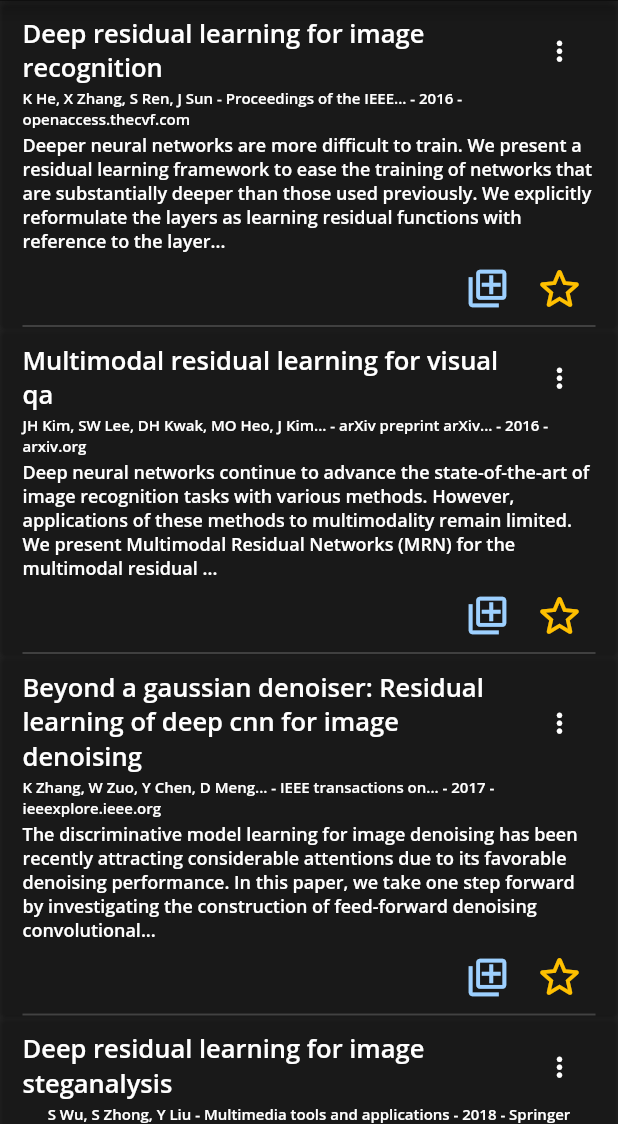
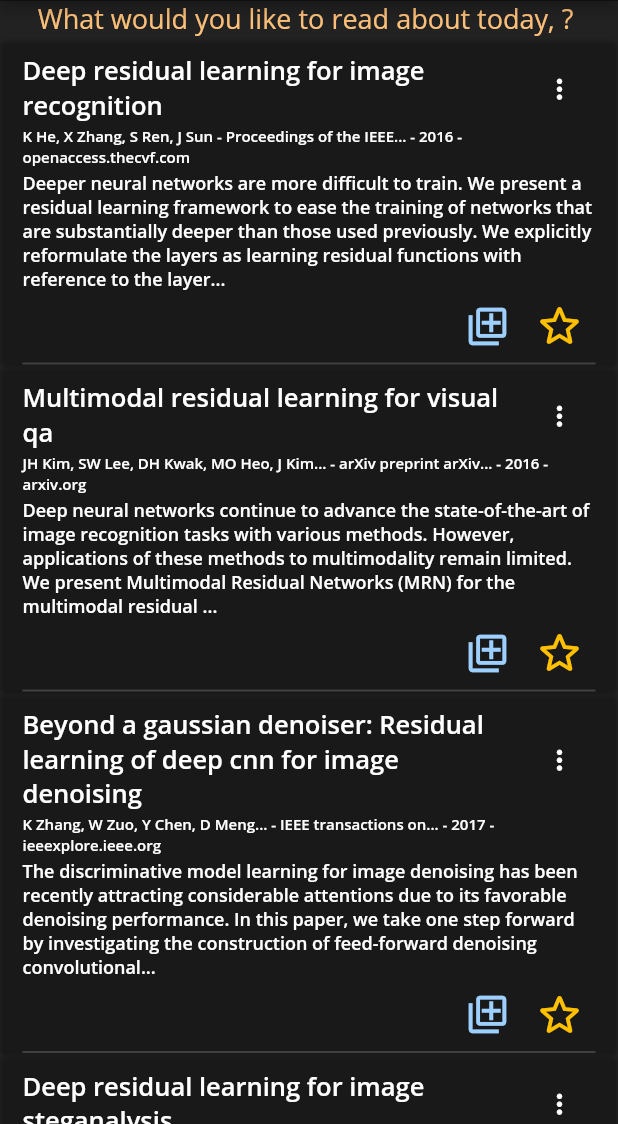
Before and after one commit to JDRanpariya/ReScholar, a Flutter app: the Library screen opened directly, on a phone screen of 412 x 824 dp, the part 112-1236 px from its top. Run offline on Flutter 3.47's test engine with Material 2 defaults, Android fonts, the phone set to English and light mode, and no system bars; our stand-ins replace expandable, firebase_auth, firebase_core, fluentui_icons, google_sign_in, localstorage and 1 more; accounts and stored records are empty; project files that could hold a hidden picture were left out.

Commit message:
made library dynamic

```diff
--- a/frontend/lib/screens/library.dart
+++ b/frontend/lib/screens/library.dart
@@ -1,5 +1,8 @@
 import 'package:fluentui_icons/fluentui_icons.dart';
 import 'package:flutter/material.dart';
+import 'package:provider/provider.dart';
+import 'package:rescholar/models/rescholar_user.dart';
+import 'package:rescholar/services/auth.dart';
 
 import 'package:rescholar/widgets/build_card_list.dart';
 import 'package:rescholar/widgets/header.dart';
@@ -15,6 +18,9 @@ class Library extends StatefulWidget {
 class _LibraryState extends State<Library> {
   @override
   Widget build(BuildContext context) {
+    final user = Provider.of<ReScholarUser>(context);
+    final AuthService _auth = AuthService();
+
     return Scaffold(
         backgroundColor: Colors.black87,
         drawer: NavigationDrawer(),
@@ -37,11 +43,63 @@ class _LibraryState extends State<Library> {
               const Color(0xFF9DD0FF),
               const Color(0xFF4880DE),
             ]),
-      body: Column(
+        body: user.isAnonymous == false
+            ? Column(
                 children: [
+                  Text(
+                    "What would you like to read about today, ${user.username}? ",
+                    style: TextStyle(fontSize: 18, color: Color(0xFFFFC27A)),
+                  ),
+                  Row(), // * TODO: Implement filters
+                  Row(), // * TODO: Implement Filters
                   Expanded(child: BuildCardList()),
                 ],
+              )
+            : Center(
+                child: Container(
+                  child: Column(children: [
+                    InkWell(
+                      borderRadius: BorderRadius.all(Radius.circular(30.0)),
+                      onTap: () async {
+                        await _auth.signOut();
+                        dynamic user = await _auth.signInWithGoogle();
+                        if (user == null) {
+                          print("Error signing in google!");
+                        } else {
+                          print("User has signed in successfully!");
+                        }
+                      },
+                      child: Container(
+                          height: 50,
+                          width: 215,
+                          decoration: BoxDecoration(
+                              borderRadius:
+                                  BorderRadius.all(Radius.circular(30.0)),
+                              color: Color(0x404880DE)),
+                          alignment: Alignment.center,
+                          child: Column(
+                            children: [
+                              Row(
+                                  mainAxisAlignment:
+                                      MainAxisAlignment.spaceEvenly,
+                                  children: [
+                                    Image(
+                                      image: AssetImage(
+                                          "assets/icons/google_logo.png"),
+                                      height: 25.0,
+                                      width: 25.0,
                                     ),
-    );
+                                    Text("Sign in using Google",
+                                        style: TextStyle(fontSize: 16))
+                                  ]),
+                              SizedBox(height: 20.0),
+                              Text(
+                                  "SignIn with google to add papers to library"),
+                            ],
+                          )),
+                    ),
+                  ]),
+                ),
+              ));
   }
 }
```
Lines whose indentation alone changed are shown as unchanged.
